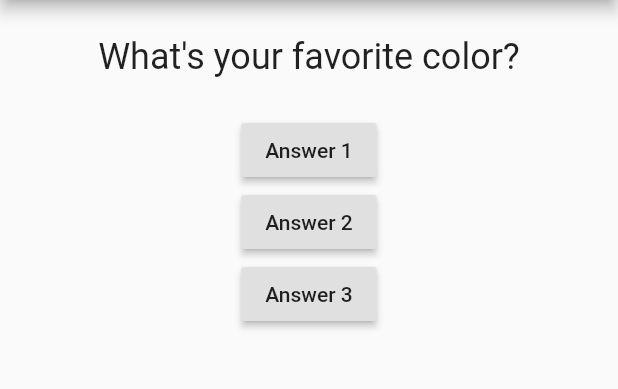
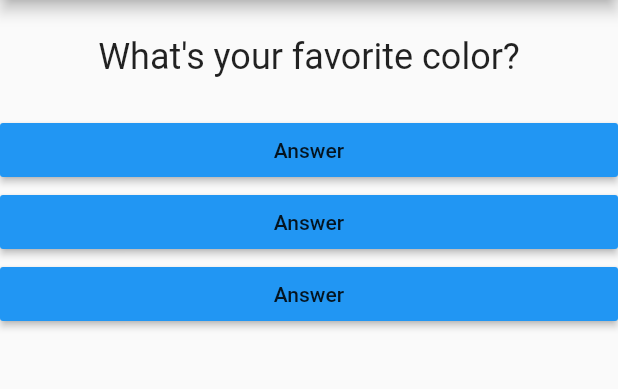
Before and after one commit to yoga-au/learn-flutter-part-1, a Flutter app: the screen it shows after launch, on a phone screen of 412 x 824 dp, the part 84-473 px from its top. Run offline on Flutter 3.47's test engine with Material 2 defaults, Android fonts, the phone set to English and light mode, and no system bars.

Commit message:
passing callback function, style button

```diff
--- /dev/null
+++ b/lib/answer.dart
@@ -0,0 +1,20 @@
+import 'package:flutter/material.dart';
+
+class Answer extends StatelessWidget {
+  final Function answerHandler;
+
+  // constructor
+  Answer(this.answerHandler);
+
+  @override
+  Widget build(BuildContext context) {
+    return Container(
+      width: double.maxFinite,
+      child: RaisedButton(
+        onPressed: answerHandler,
+        child: Text("Answer"),
+        color: Colors.blue,
+      ),
+    );
+  }
+}
--- a/lib/main.dart
+++ b/lib/main.dart
@@ -3,6 +3,7 @@ import 'package:flutter/material.dart';
 
 // custom widget import
 import './question.dart';
+import './answer.dart';
 
 void main() => runApp(App());
 
@@ -39,18 +40,9 @@ class _AppState extends State<App> {
         body: Column(
           children: [
             Question(questionText: questions[_questionIndex]),
-            RaisedButton(
-              onPressed: _answerQuestion,
-              child: Text('Answer 1'),
-            ),
-            RaisedButton(
-              onPressed: _answerQuestion,
-              child: Text('Answer 2'),
-            ),
-            RaisedButton(
-              onPressed: _answerQuestion,
-              child: Text('Answer 3'),
-            ),
+            Answer(_answerQuestion),
+            Answer(_answerQuestion),
+            Answer(_answerQuestion),
           ],
         ),
       ),
```
Also changed, not shown: 1 other file.
